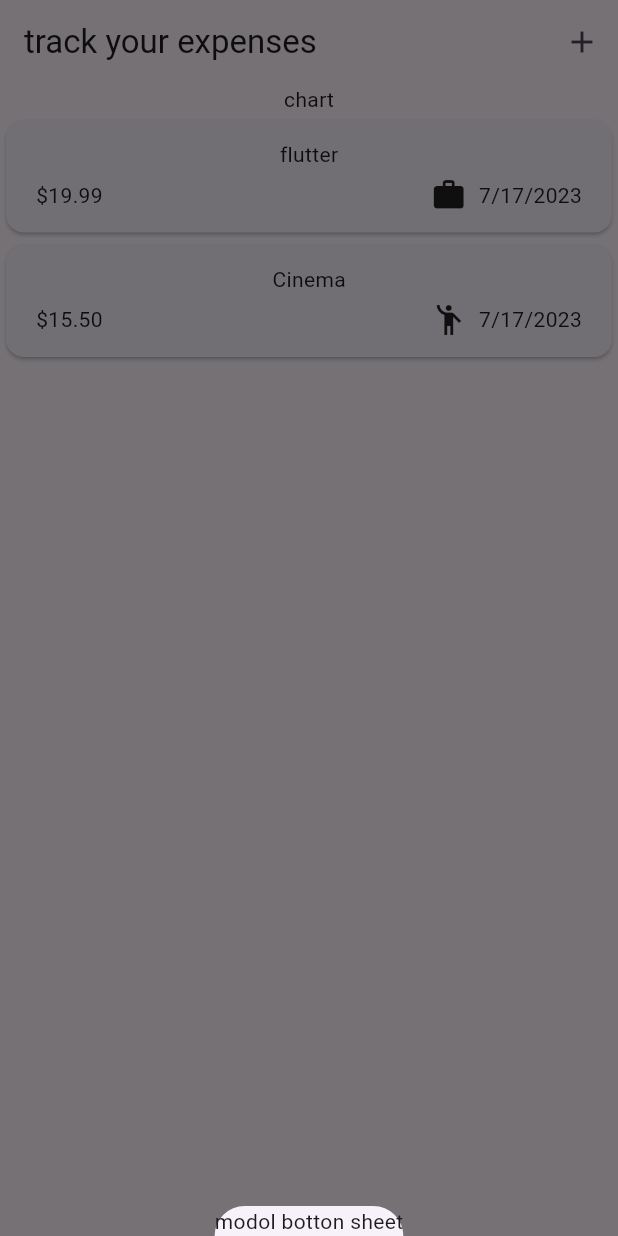
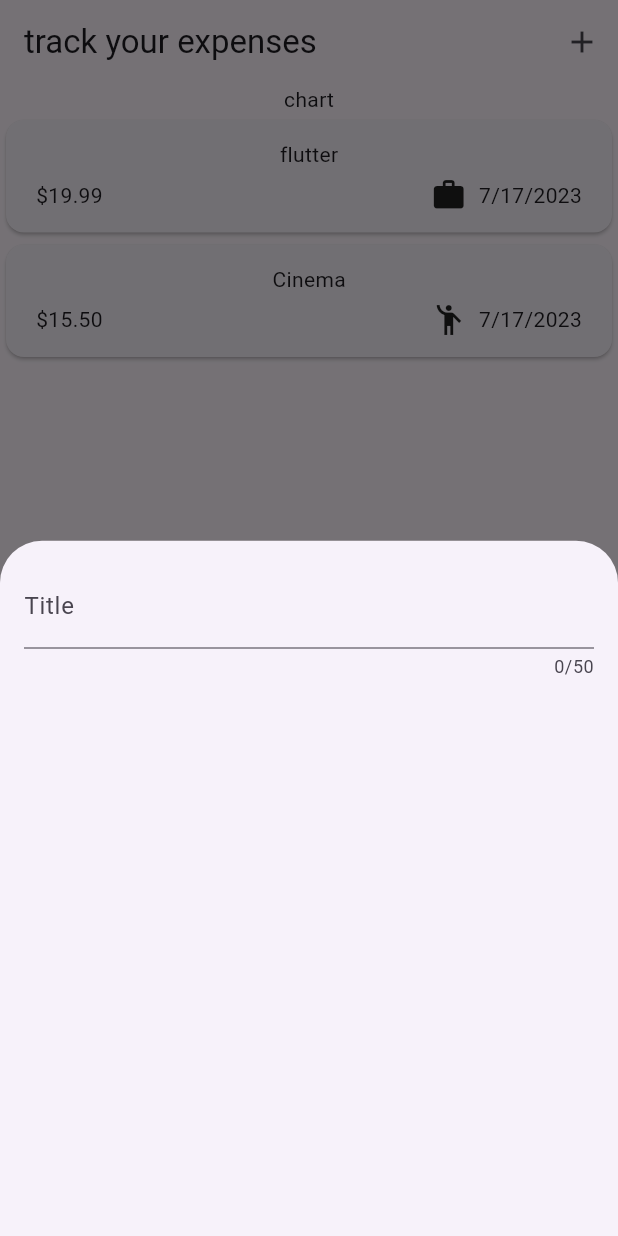
Before and after one commit to TmajidT/expense_tracker, a Flutter app: the screen it shows after launch, after a tap on the "add" icon, on a phone screen of 412 x 824 dp. Run offline on Flutter 3.47's test engine with Material 2 defaults, Android fonts, the phone set to English and light mode, and no system bars.

Commit message:
added expense lable input

```diff
--- a/lib/widgets/expenses.dart
+++ b/lib/widgets/expenses.dart
@@ -1,4 +1,5 @@
 import 'package:expense_tracker/widgets/expenses_list/expenses_list.dart';
+import 'package:expense_tracker/widgets/new_expense.dart';
 import 'package:flutter/material.dart';
 
 import 'package:expense_tracker/models/expense.dart';
@@ -26,7 +27,7 @@ class _ExpensesState extends State<Expenses> {
 
 
 void _openAddExpenseOverlay(){
-  showModalBottomSheet(context: context, builder: (ctx) => Text('modol botton sheet'),
+  showModalBottomSheet(context: context, builder: (ctx) => const NewExpense(),
   );
 }
 
--- /dev/null
+++ b/lib/widgets/new_expense.dart
@@ -0,0 +1,26 @@
+import 'package:flutter/material.dart';
+
+class NewExpense extends StatefulWidget {
+  const NewExpense({super.key});
+
+  @override
+  State<NewExpense> createState() => _NewExpenseState();
+}
+
+class _NewExpenseState extends State<NewExpense> {
+  @override
+  Widget build(BuildContext context) {
+    return const Padding(
+      padding: EdgeInsets.all(16),
+      child: Column(
+        children: [
+          TextField(
+            maxLength: 50,
+            decoration: InputDecoration(label: Text('Title')),
+          ),
+
+        ],
+      ),
+    );
+  }
+}
```
